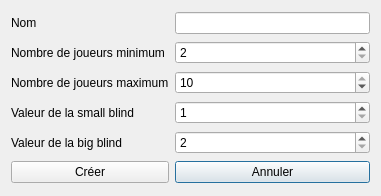
Above: CPPoker-Client/view/menucreateroom.ui from nosatoufer/CPPoker before the change. Below: the same form after it.
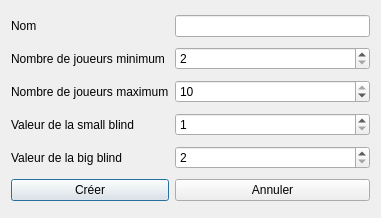
That is the form after the change. Icons and pictures are not drawn.

Patch:
```diff
--- a/CPPoker-Client/view/menucreateroom.ui
+++ b/CPPoker-Client/view/menucreateroom.ui
@@ -7,7 +7,7 @@
     <x>0</x>
     <y>0</y>
     <width>381</width>
-    <height>196</height>
+    <height>218</height>
    </rect>
   </property>
   <property name="windowTitle">
@@ -57,6 +57,9 @@
      <property name="text">
       <string>Annuler</string>
      </property>
+     <property name="autoDefault">
+      <bool>false</bool>
+     </property>
     </widget>
    </item>
    <item row="6" column="0">
@@ -64,6 +67,12 @@
      <property name="text">
       <string>Créer</string>
      </property>
+     <property name="autoDefault">
+      <bool>false</bool>
+     </property>
+     <property name="default">
+      <bool>true</bool>
+     </property>
     </widget>
    </item>
    <item row="2" column="0">
```
